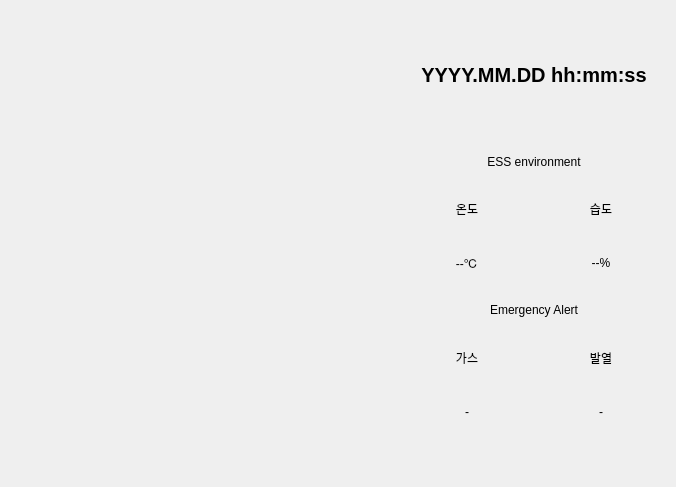
Old version of the form src/ess_server/qt/ESSMonitor/tab1main.ui in the repository ryukb727/4th_proj_E.S.S.E.N.T.I.A.L.
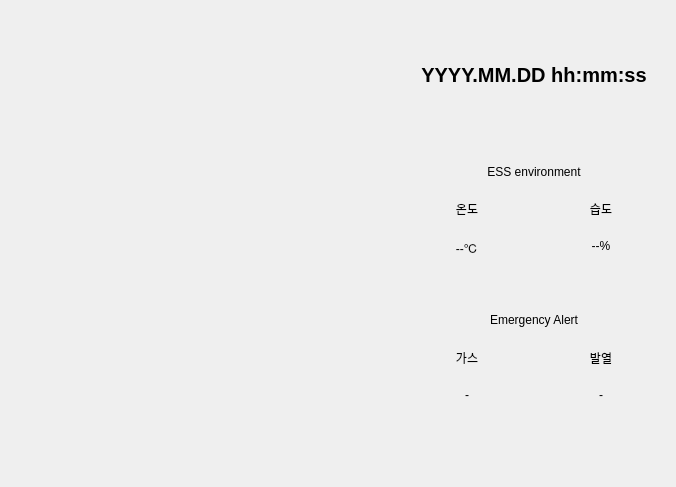
New version of the form.

The edit to the form file:
```diff
--- a/src/ess_server/qt/ESSMonitor/tab1main.ui
+++ b/src/ess_server/qt/ESSMonitor/tab1main.ui
@@ -95,7 +95,7 @@
             <string>ESS environment</string>
            </property>
            <property name="alignment">
-            <set>Qt::AlignmentFlag::AlignCenter</set>
+            <set>Qt::AlignmentFlag::AlignBottom|Qt::AlignmentFlag::AlignHCenter</set>
            </property>
           </widget>
          </item>
@@ -125,7 +125,7 @@
                   <string>--℃</string>
                  </property>
                  <property name="alignment">
-                  <set>Qt::AlignmentFlag::AlignCenter</set>
+                  <set>Qt::AlignmentFlag::AlignHCenter|Qt::AlignmentFlag::AlignTop</set>
                  </property>
                 </widget>
                </item>
@@ -157,7 +157,7 @@
                   <string>--%</string>
                  </property>
                  <property name="alignment">
-                  <set>Qt::AlignmentFlag::AlignCenter</set>
+                  <set>Qt::AlignmentFlag::AlignHCenter|Qt::AlignmentFlag::AlignTop</set>
                  </property>
                 </widget>
                </item>
@@ -177,7 +177,7 @@
             <string>Emergency Alert</string>
            </property>
            <property name="alignment">
-            <set>Qt::AlignmentFlag::AlignCenter</set>
+            <set>Qt::AlignmentFlag::AlignBottom|Qt::AlignmentFlag::AlignHCenter</set>
            </property>
           </widget>
          </item>
@@ -210,7 +210,7 @@
                   <string>-</string>
                  </property>
                  <property name="alignment">
-                  <set>Qt::AlignmentFlag::AlignCenter</set>
+                  <set>Qt::AlignmentFlag::AlignHCenter|Qt::AlignmentFlag::AlignTop</set>
                  </property>
                 </widget>
                </item>
@@ -242,7 +242,7 @@
                   <string>-</string>
                  </property>
                  <property name="alignment">
-                  <set>Qt::AlignmentFlag::AlignCenter</set>
+                  <set>Qt::AlignmentFlag::AlignHCenter|Qt::AlignmentFlag::AlignTop</set>
                  </property>
                 </widget>
                </item>
```
